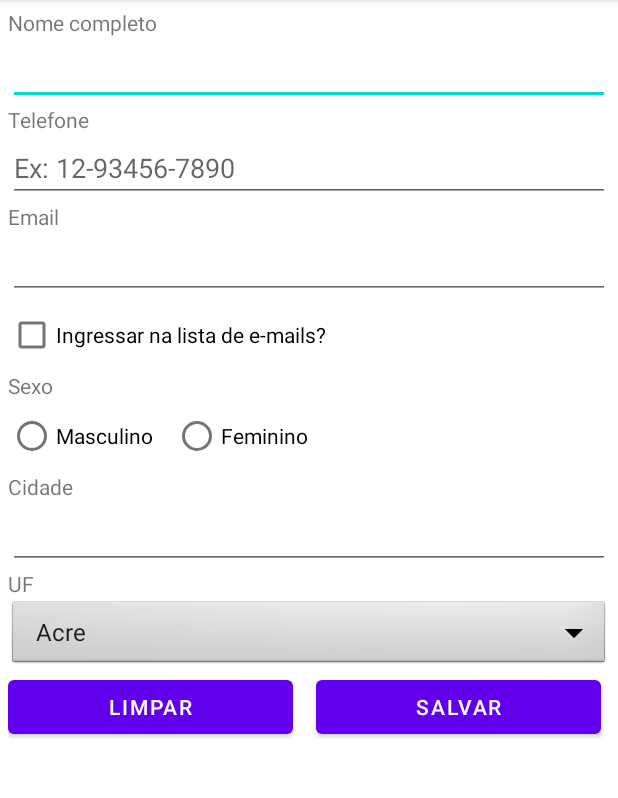
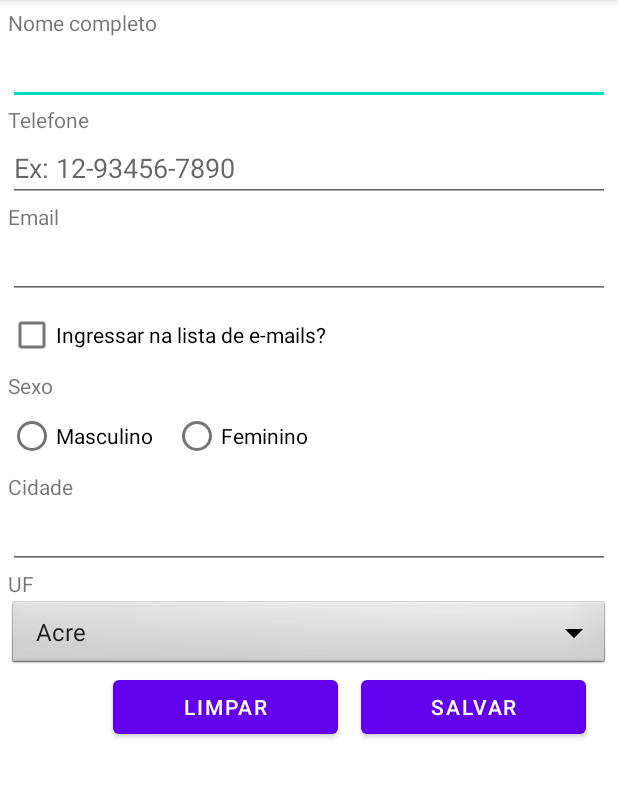
Before and after one commit to jmmarao/Cadastro, an Android app: the screen it shows after launch (MainActivity), on a phone screen of 412 x 824 dp, the part 84-882 px from its top. Run offline under Robolectric (Android 15) with nearby library versions, the phone set to English and light mode, and no system bars.

Commit message:
Buttons position changed

```diff
--- a/app/src/main/res/layout/activity_main.xml
+++ b/app/src/main/res/layout/activity_main.xml
@@ -140,7 +140,8 @@
 
     <Button
         android:id="@+id/btnLimpar"
-        android:layout_width="190dp"
+        android:layout_width="150dp"
+        android:layout_marginStart="70dp"
         android:layout_height="wrap_content"
         android:text="@string/button_limpar"
         app:layout_constraintStart_toStartOf="parent"
@@ -148,7 +149,7 @@
 
     <Button
         android:id="@+id/btnSalvar"
-        android:layout_width="190dp"
+        android:layout_width="150dp"
         android:layout_height="wrap_content"
         android:layout_marginStart="15dp"
         android:text="@string/button_salvar"
```
